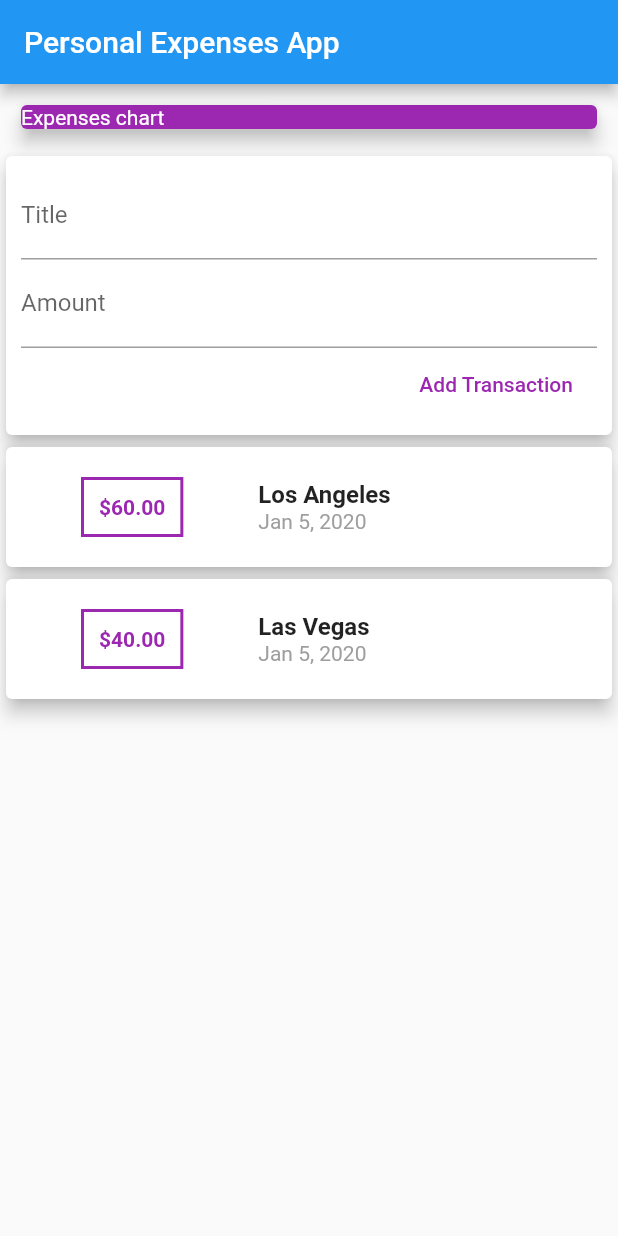
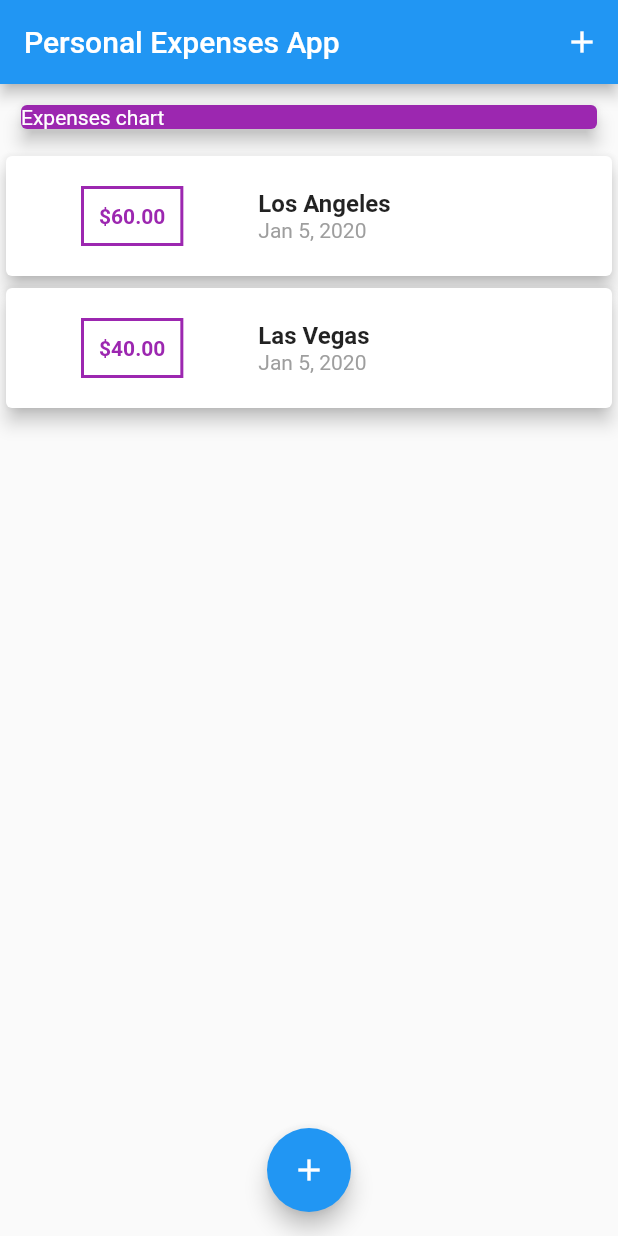
Before and after one commit to ShivamGoyal26/Personal-Expenses-App, a Flutter app: the screen it shows after launch, on a phone screen of 412 x 824 dp. Run offline on Flutter 3.47's test engine with Material 2 defaults, Android fonts, the phone set to English and light mode, and no system bars.

Commit message:
10th commit

```diff
--- a/lib/main.dart
+++ b/lib/main.dart
@@ -1,5 +1,8 @@
 import 'package:flutter/material.dart';
-import './widgets/user_transactions.dart';
+// import './widgets/user_transactions.dart';
+import './widgets/new_transactions.dart';
+import './widgets/transaction_lists.dart';
+import './models/transaction.dart';
 
 void main() => runApp(MyApp());
 
@@ -13,20 +16,65 @@ class MyApp extends StatelessWidget {
 }
 
 class MyHomePage extends StatefulWidget {
-  // FOR YOUR INFO WE CAN'T USE THE SETSTATE FUNCTION IN THE STATELESS WIDGET AND NEITHER WE CAN CHANGE THE VALUES OF THE VARIBLES NOR DISPLAY ANY CHANGES IN THE USER DISPLAY so here we have to shift for the stateful widget becasue we have to update the ui when user enter there expenses and the input title and amount will changes at every time when the user enter the value
   @override
   _MyHomePageState createState() => _MyHomePageState();
 }
 
 class _MyHomePageState extends State<MyHomePage> {
+  final List<Transaction> _userTransactions = [
+    Transaction(
+      id: 't1',
+      title: 'Los Angeles',
+      amount: 60,
+      date: DateTime.now(),
+    ),
+    Transaction(
+      id: 't2',
+      title: 'Las Vegas',
+      amount: 40,
+      date: DateTime.now(),
+    )
+  ];
+
+  void _addNewTransaction(String txtitle, double txamount) {
+    final newTx = Transaction(
+      title: txtitle,
+      amount: txamount,
+      date: DateTime.now(),
+      id: DateTime.now().toString(),
+    );
+    setState(() {
+      _userTransactions.add(
+          newTx); // here we can not write like this  _userTransactions= newTx; because at the upper we declare it the final but with the help of add function we can add the value without changes the address because basically final keyword lock the adress and const lock the values
+    });
+  }
+
+  void _startAddNewTransaction(BuildContext ctx) {
+    showModalBottomSheet(
+        context: ctx,
+        builder: (_) {
+          return NewTransaction(_addNewTransaction);
+        }); // here instead of _ we can use bCtx or any other name
+    // this function opens the bottom sheet here it needs a two arguments one is context and other is builder
+    // here context: needs a argu and builder function also gives the context
+  }
+
   @override
   Widget build(BuildContext context) {
     return Scaffold(
       appBar: AppBar(
         title: Text("Personal Expenses App"),
+        actions: <Widget>[
+          IconButton(
+            icon: Icon(Icons.add),
+            onPressed: () {
+              _startAddNewTransaction(
+                  context); // here this function needs a context thats why we passed the content here
+            },
           ),
-      body: SingleChildScrollView(
-              child: Column(
+        ],
+      ),
+      body: Column(
         // mainAxisAlignment: MainAxisAlignment.center,
         crossAxisAlignment: CrossAxisAlignment.start,
         children: <Widget>[
@@ -44,10 +92,28 @@ class _MyHomePageState extends State<MyHomePage> {
               elevation: 5,
             ),
           ),
-            UserTransaction(),
+          TransactionList(_userTransactions),
         ],
       ),
-      ),
+      floatingActionButtonLocation: FloatingActionButtonLocation.centerFloat,
+      floatingActionButton: FloatingActionButton(
+          child: Icon(Icons.add),
+          onPressed: () {
+            _startAddNewTransaction(
+                context); // here this function needs a context thats why we passed the content here
+          }),
     );
   }
 }
+// class MyHomePage extends StatefulWidget {
+//   // FOR YOUR INFO WE CAN'T USE THE SETSTATE FUNCTION IN THE STATELESS WIDGET AND NEITHER WE CAN CHANGE THE VALUES OF THE VARIBLES NOR DISPLAY ANY CHANGES IN THE USER DISPLAY so here we have to shift for the stateful widget becasue we have to update the ui when user enter there expenses and the input title and amount will changes at every time when the user enter the value
+//   @override
+//   _MyHomePageState createState() => _MyHomePageState();
+// }
+
+// class _MyHomePageState extends State<MyHomePage> {
+//   @override
+//   Widget build(BuildContext context) {
+//     return
+//   }
+// }
--- a/lib/widgets/user_transactions.dart
+++ /dev/null
@@ -1,49 +0,0 @@
-import 'package:flutter/material.dart';
-import './transaction_lists.dart';
-import './new_transactions.dart';
-import '../models/transaction.dart';
-
-class UserTransaction extends StatefulWidget {
-  @override
-  _UserTransactionState createState() => _UserTransactionState();
-}
-
-class _UserTransactionState extends State<UserTransaction> {
-  final List<Transaction> _userTransactions = [
-    Transaction(
-      id: 't1',
-      title: 'Los Angeles',
-      amount: 60,
-      date: DateTime.now(),
-    ),
-    Transaction(
-      id: 't2',
-      title: 'Las Vegas',
-      amount: 40,
-      date: DateTime.now(),
-    )
-  ];
-
-  void _addNewTransaction(String txtitle, double txamount) {
-    final newTx = Transaction(
-      title: txtitle,
-      amount: txamount,
-      date: DateTime.now(),
-      id: DateTime.now().toString(),
-    );
-    setState(() {
-      _userTransactions.add(
-          newTx); // here we can not write like this  _userTransactions= newTx; because at the upper we declare it the final but with the help of add function we can add the value without changes the address because basically final keyword lock the adress and const lock the values
-     });
-  }
-
-  @override
-  Widget build(BuildContext context) {
-    return Column(
-      children: <Widget>[
-        NewTransaction(_addNewTransaction),
-        TransactionList(_userTransactions),
-      ],
-    );
-  }
-}
```
Lines whose indentation alone changed are shown as unchanged.
